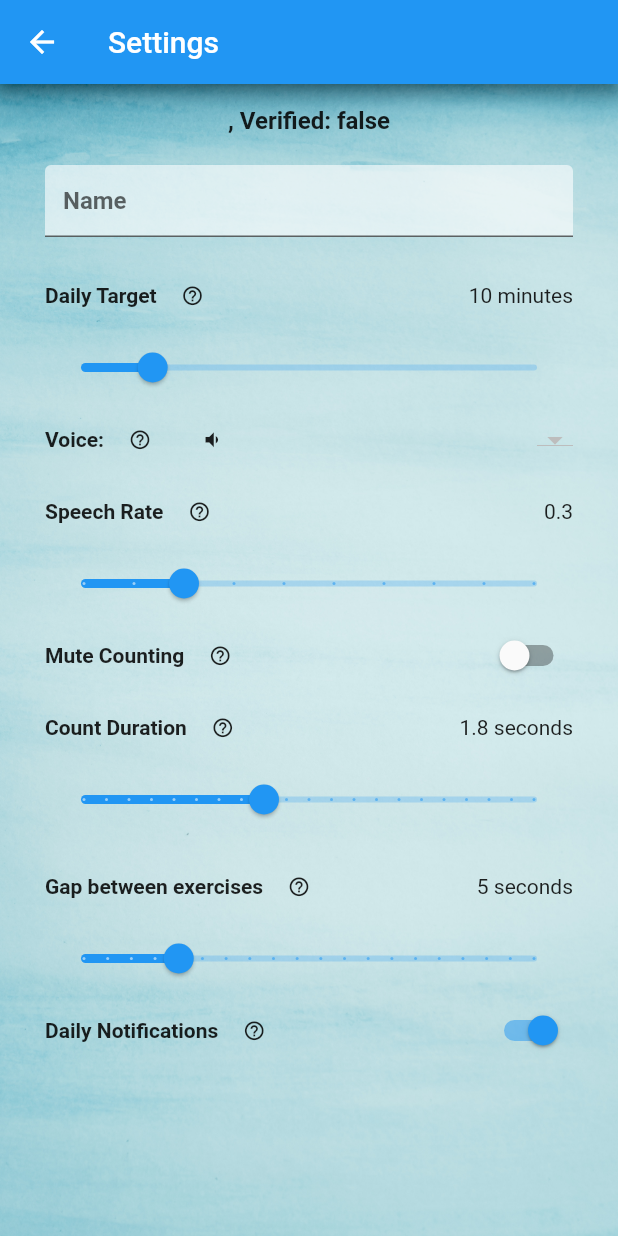
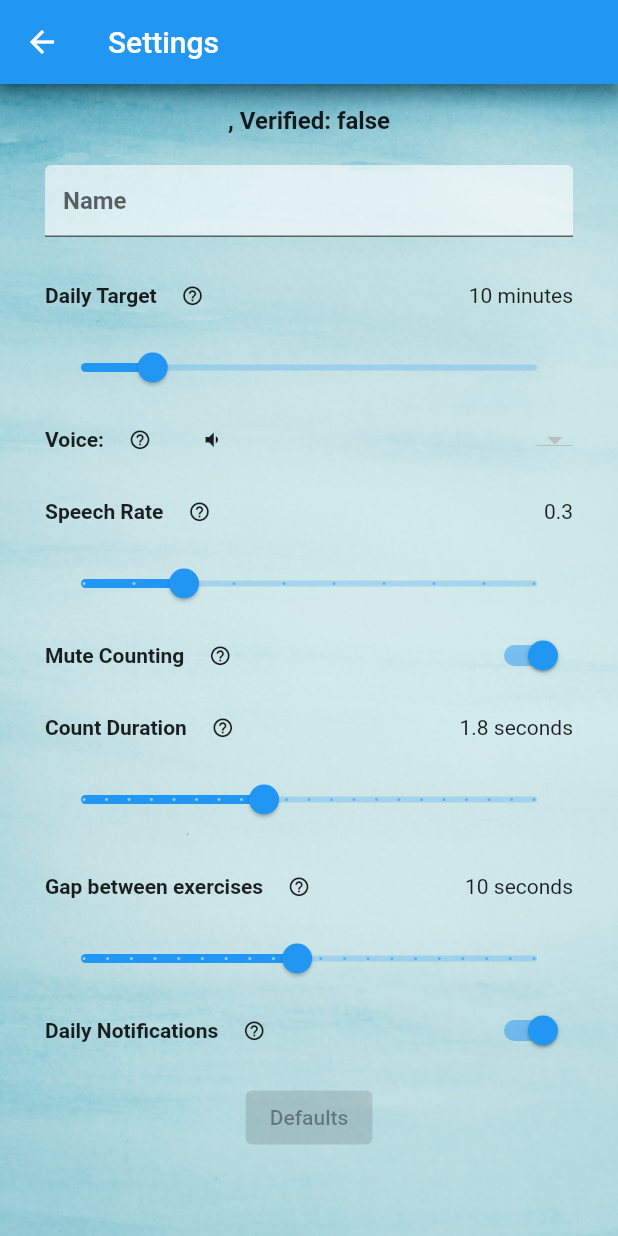
Before and after one commit to sandeshgoel/yoga-app, a Flutter app: the EditSettingsPage screen opened directly, on a phone screen of 412 x 824 dp. Run offline on Flutter 3.47's test engine with Material 2 defaults, Android fonts, the phone set to English and light mode, and no system bars; drawn by our look-alikes of flutter_form_builder; our stand-ins replace audioplayers, charts_flutter, cloud_firestore, firebase_auth, firebase_core, fl_chart and 12 more; missing offline and left inert: volume_control, workmanager; accounts and stored records are empty.

Commit message:
ver 0.5.0+5: fix url launcher; access activity by email; check for app upgrade; show password and forgot password; defaults for settings

```diff
--- a/lib/pages/activity_page.dart
+++ b/lib/pages/activity_page.dart
@@ -70,7 +70,8 @@ class _ActivityPageState extends State<ActivityPage> {
 
   Future<List<UserActivity>> _activity() async {
     var settings = Provider.of<YogaSettings>(context);
-    QuerySnapshot queryRef = await DBService(uid: settings.getUser().uid)
+    QuerySnapshot queryRef = await DBService(
+            uid: settings.getUser().uid, email: settings.getUser().email)
         .getUserActivityDays(_totDays);
     return queryRef.docs
         .map((doc) => UserActivity.fromJson(doc.data()))
--- a/lib/pages/counter_page.dart
+++ b/lib/pages/counter_page.dart
@@ -349,7 +349,9 @@ class _CounterPageState extends State<CounterPage> {
               rounds,
               widget.routine)
           .toJson();
-      await DBService(uid: settings.getUser().uid).addUserActivity(act);
+      await DBService(
+              uid: settings.getUser().uid, email: settings.getUser().email)
+          .addUserActivity(act);
     }
   }
 
--- a/lib/pages/edit_settings_page.dart
+++ b/lib/pages/edit_settings_page.dart
@@ -159,6 +159,12 @@ class _EditSettingsPageState extends State<EditSettingsPage> {
 
                 Row(
                   children: [
+                    Text(
+                      settings.getSpeechRate() == settings.defSpeechRate
+                          ? ''
+                          : '* ',
+                      style: starStyle,
+                    ),
                     Text('Speech Rate', style: settingsTextStyle),
                     _infoIcon(topicSpeechRate),
                     Expanded(child: Container()),
@@ -180,8 +186,13 @@ class _EditSettingsPageState extends State<EditSettingsPage> {
                 // Mute Counting
 
                 Row(
-                  mainAxisAlignment: MainAxisAlignment.center,
                   children: [
+                    Text(
+                      settings.getMuteCounting() == settings.defMuteCounting
+                          ? ''
+                          : '* ',
+                      style: starStyle,
+                    ),
                     Text('Mute Counting', style: settingsTextStyle),
                     _infoIcon(topicMuteCounting),
                     Expanded(
@@ -202,6 +213,12 @@ class _EditSettingsPageState extends State<EditSettingsPage> {
 
                 Row(
                   children: [
+                    Text(
+                      settings.getCountDuration() == settings.defCountDuration
+                          ? ''
+                          : '* ',
+                      style: starStyle,
+                    ),
                     Text('Count Duration', style: settingsTextStyle),
                     _infoIcon(topicCountDur),
                     Expanded(child: Container()),
@@ -225,6 +242,12 @@ class _EditSettingsPageState extends State<EditSettingsPage> {
                 SizedBox(height: 10),
                 Row(
                   children: [
+                    Text(
+                      settings.getGapRoutine() == settings.defGapRoutine
+                          ? ''
+                          : '* ',
+                      style: starStyle,
+                    ),
                     Text('Gap between exercises', style: settingsTextStyle),
                     _infoIcon(topicGapRoutine),
                     Expanded(child: Container()),
@@ -246,8 +269,11 @@ class _EditSettingsPageState extends State<EditSettingsPage> {
                 // Notify
 
                 Row(
-                  mainAxisAlignment: MainAxisAlignment.center,
                   children: [
+                    Text(
+                      settings.getNotify() == settings.defNotify ? '' : '* ',
+                      style: starStyle,
+                    ),
                     Text('Daily Notifications', style: settingsTextStyle),
                     _infoIcon(topicNotify),
                     Expanded(
@@ -263,6 +289,24 @@ class _EditSettingsPageState extends State<EditSettingsPage> {
                     ),
                   ],
                 ),
+
+                // Reset to defaults
+
+                SizedBox(height: 10),
+                ElevatedButton(
+                    onPressed: settings.allDefaults()
+                        ? null
+                        : () {
+                            settings.setSpeechRate(settings.defSpeechRate);
+                            settings.setMuteCounting(settings.defMuteCounting);
+                            settings
+                                .setCountDuration(settings.defCountDuration);
+                            settings.setGapRoutine(settings.defGapRoutine);
+                            settings.setNotify(settings.defNotify);
+                            Navigator.pop(context);
+                          },
+                    child: Text('Defaults')),
+                SizedBox(height: 20),
               ],
             ),
           ),
@@ -301,7 +345,7 @@ class _EditSettingsPageState extends State<EditSettingsPage> {
         break;
       case topicMuteCounting:
         msg =
-            'If this is turned off, then every count is spoken aloud during the exercises. If this is turned on, then the counts are spoken aloud only in the first round, and round numbers are also not announced';
+            'If this is turned off, then every count is spoken aloud during the exercises. If this is turned on, then the counts are muted, and round numbers are also not announced';
         break;
       case topicCountDur:
         msg = 'Count duration is the gap between each count during an exercise';
--- a/lib/services/auth.dart
+++ b/lib/services/auth.dart
@@ -91,4 +91,8 @@ class AuthService {
     List<String> res = await _auth.fetchSignInMethodsForEmail(email);
     return res;
   }
+
+  Future sendPasswordResetEmail(String email) async {
+    await _auth.sendPasswordResetEmail(email: email);
+  }
 }
--- a/lib/services/database.dart
+++ b/lib/services/database.dart
@@ -5,9 +5,10 @@ import 'package:collection/collection.dart';
 
 class DBService {
   final String uid;
+  final String email;
   static Map<String, dynamic> _lastCfg = {};
 
-  DBService({required this.uid});
+  DBService({required this.uid, required this.email});
 
 // -------------------------------------------------
 
@@ -15,8 +16,6 @@ class DBService {
       FirebaseFirestore.instance.collection('configs');
 
   Future updateUserData(cfg) async {
-    //print('NEW: $cfg');
-    //print('OLD: $_lastCfg');
     if (DeepCollectionEquality.unordered().equals(cfg, _lastCfg)) {
       print('updateUserData: config unchanged, skipping write to DB');
     } else {
@@ -78,7 +77,7 @@ class DBService {
     var startDateMidnight = lastMidnight.subtract(Duration(days: days));
     print('Reading from DB activity ...');
     return await actCollection
-        .where('uid', isEqualTo: uid)
+        .where('email', isEqualTo: email)
         .where('start', isGreaterThanOrEqualTo: startDateMidnight)
         .orderBy('start', descending: true)
         .get();
--- a/lib/services/settings.dart
+++ b/lib/services/settings.dart
@@ -18,16 +18,21 @@ const exChandraBhedi = 'Chandra Bhedi';
 const exKapaalBhaati = 'Kapaal Bhaati';
 const exBhastrika = 'Bhastrika';
 const exShavasana = 'Shava Aasanaa';
+
 // standing exercises
 const exSuryaNamaskara = 'Surya Namaskara';
+const exSuryaNamaskaraFast = 'Surya Namaskara Fast';
 const exHandRotation = 'Arm Rotation';
+
 // sitting exercises
 const exNeckUpDown = 'Neck Up-Down';
 const exNeckRightLeft = 'Neck Right-Left';
 const exButterfly = 'Butterfly';
+const exSquat = 'Squat';
 const exPawanMukt = 'Pawan Mukt Aasanaa';
 const exMarkatasana = 'Markata Aasanaa';
 
+// Routine library
 List<Routine> gRoutineLib = [
   Routine('10 Minute Breathing', [
     Exercise(exDeepBreathing, 6),
@@ -56,7 +61,10 @@ List<Routine> gRoutineLib = [
   ]),
 ];
 
+// Exercise Library
 List<ConfigParam> gExerciseLib = [
+  // breathing
+
   ConfigParam(
       exAnulomVilom,
       ExCategory.breathing,
@@ -121,6 +129,25 @@ List<ConfigParam> gExerciseLib = [
       ],
       sameCount: true,
       altLeftRight: true),
+  ConfigParam(
+      exSuryaNamaskaraFast,
+      ExCategory.standing,
+      6,
+      [
+        Stage('Fold both hands', 2),
+        Stage('Hands above your head', 2),
+        Stage('Touch your feet', 2),
+        Stage('Right leg back', 2),
+        Stage('Mountain pose', 2),
+        Stage('Prone position', 2),
+        Stage('Cobra pose', 2),
+        Stage('Mountain pose', 2),
+        Stage('Left leg forward', 2),
+        Stage('Touch your feet', 2),
+        Stage('Hands above your head', 2),
+      ],
+      sameCount: true,
+      altLeftRight: true),
   ConfigParam(exHandRotation, ExCategory.standing, 10, [Stage('Rotate', 2)]),
   ConfigParam(exNeckUpDown, ExCategory.standing, 10,
       [Stage('Neck up', 2), Stage('Neck down', 2)]),
@@ -131,6 +158,7 @@ List<ConfigParam> gExerciseLib = [
 
   ConfigParam(
       exButterfly, ExCategory.sitting, 10, [Stage('Flap the knees', 4)]),
+  ConfigParam(exSquat, ExCategory.sitting, 4, [Stage('Squat', 10)]),
   ConfigParam(exPawanMukt, ExCategory.sitting, 4,
       [Stage('Lie down and hug your knees', 10)]),
   ConfigParam(exMarkatasana, ExCategory.sitting, 10,
@@ -328,21 +356,40 @@ class YogaSettings with ChangeNotifier {
     initSettings();
   }
 
+  // defaults
+  double defSpeechRate = 0.3;
+  int defCountDuration = 1800;
+  int defGapRoutine = 10;
+  bool defMuteCounting = true;
+  bool defNotify = true;
+
   void initSettings() {
     _user = UserInfo();
     _user.initUser();
 
     _voices = [];
     _speechVoice = '';
-    _speechRate = 0.3;
-    _countDuration = 1800;
     _dailyTarget = 10;
-    _gapRoutine = 5;
-    _muteCounting = false;
-    _notify = true;
+
+    _speechRate = defSpeechRate;
+    _countDuration = defCountDuration;
+    _gapRoutine = defGapRoutine;
+    _muteCounting = defMuteCounting;
+    _notify = defNotify;
 
     cps = [_exerciseLib[0]];
     routines = [];
+  }
+
+  bool allDefaults() {
+    if ((_speechRate == defSpeechRate) &
+        (_countDuration == defCountDuration) &
+        (_gapRoutine == defGapRoutine) &
+        (_muteCounting == defMuteCounting) &
+        (_notify = defNotify))
+      return true;
+    else
+      return false;
   }
 
   // ----------------------------------------------------
@@ -503,7 +550,7 @@ class YogaSettings with ChangeNotifier {
     print('**** Saving settings');
     prefs.setString('settings', value);
 
-    await DBService(uid: _user.uid).updateUserData(jval);
+    await DBService(uid: _user.uid, email: _user.email).updateUserData(jval);
   }
 
   void loadSettings() async {
--- a/pubspec.yaml
+++ b/pubspec.yaml
@@ -15,7 +15,7 @@ publish_to: 'none' # Remove this line if you wish to publish to pub.dev
 # In iOS, build-name is used as CFBundleShortVersionString while build-number used as CFBundleVersion.
 # Read more about iOS versioning at
 # https://developer.apple.com/library/archive/documentation/General/Reference/InfoPlistKeyReference/Articles/CoreFoundationKeys.html
-version: 0.3.0+4
+version: 0.5.0+5
 
 environment:
   sdk: ">=2.12.0 <3.0.0"
@@ -47,6 +47,7 @@ dependencies:
   url_launcher: ^6.0.9
   fl_chart: ^0.40.0
   drag_and_drop_lists: ^0.3.2
+  upgrader: ^3.5.1
 
 flutter_icons:
   android: "launcher_icon"
```
Also changed, not shown: lib/main.dart (+9 -5 lines), lib/pages/authenticate_page.dart (+57 -6 lines), pubspec.lock, 1 other file.
